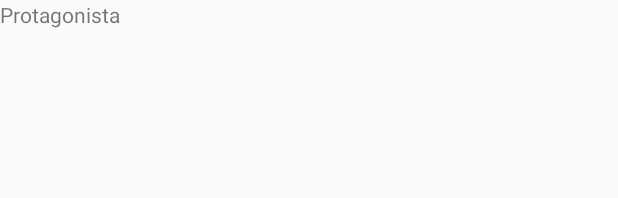
After one commit to RubenPallin/DesarrolloInterfaces, an Android app: the layout activity_detail.xml on its own in the app's theme, with its tools: preview values and no code run, on a phone screen of 412 x 824 dp. The commit adds this screen. Shown: the top 198 px of the screen. Run offline under Robolectric (Android 15) with nearby library versions, the phone set to English and light mode, and no system bars; network calls fail.

Commit message:
"Tarea 2 compleatada, al clicar en la celda se muestra la DetailActivity"

```diff
--- a/sprint4android/app/src/main/AndroidManifest.xml
+++ b/sprint4android/app/src/main/AndroidManifest.xml
@@ -13,11 +13,13 @@
         android:theme="@style/Theme.MyOtherCatalog"
         tools:targetApi="31">
         <activity
+            android:name=".DetailActivity"
+            android:exported="false" />
+        <activity
             android:name=".MainActivity"
-            android:exported="true">
+            android:exported="true" >
             <intent-filter>
                 <action android:name="android.intent.action.MAIN" />
-
                 <category android:name="android.intent.category.LAUNCHER" />
             </intent-filter>
         </activity>
--- /dev/null
+++ b/sprint4android/app/src/main/java/com/example/myothercatalog/Select_Listener.java
@@ -0,0 +1,5 @@
+package com.example.myothercatalog;
+
+public interface Select_Listener {
+    void onItemClick(ProtagonistasData allThedata);
+}
--- /dev/null
+++ b/sprint4android/app/src/main/res/layout/activity_detail.xml
@@ -0,0 +1,17 @@
+<?xml version="1.0" encoding="utf-8"?>
+<androidx.constraintlayout.widget.ConstraintLayout xmlns:android="http://schemas.android.com/apk/res/android"
+    xmlns:tools="http://schemas.android.com/tools"
+    android:layout_width="match_parent"
+    android:layout_height="match_parent"
+    android:id="@+id/detail_activity"
+    tools:context=".DetailActivity">
+
+    <TextView
+        android:id="@+id/nameTextView"
+        android:layout_width="wrap_content"
+        android:layout_height="wrap_content"
+        android:layout_centerInParent="true"
+        android:text="Protagonista"
+        tools:ignore="MissingConstraints" />
+
+</androidx.constraintlayout.widget.ConstraintLayout>
```
Also changed, not shown: sprint4android/app/src/main/java/com/example/myothercatalog/DetailActivity.java (added, +18 -0 lines), sprint4android/app/src/main/java/com/example/myothercatalog/MainActivity.java (+10 -2 lines), sprint4android/app/src/main/java/com/example/myothercatalog/ProtagonistasRecyclerViewAdapter.java (+12 -2 lines).
